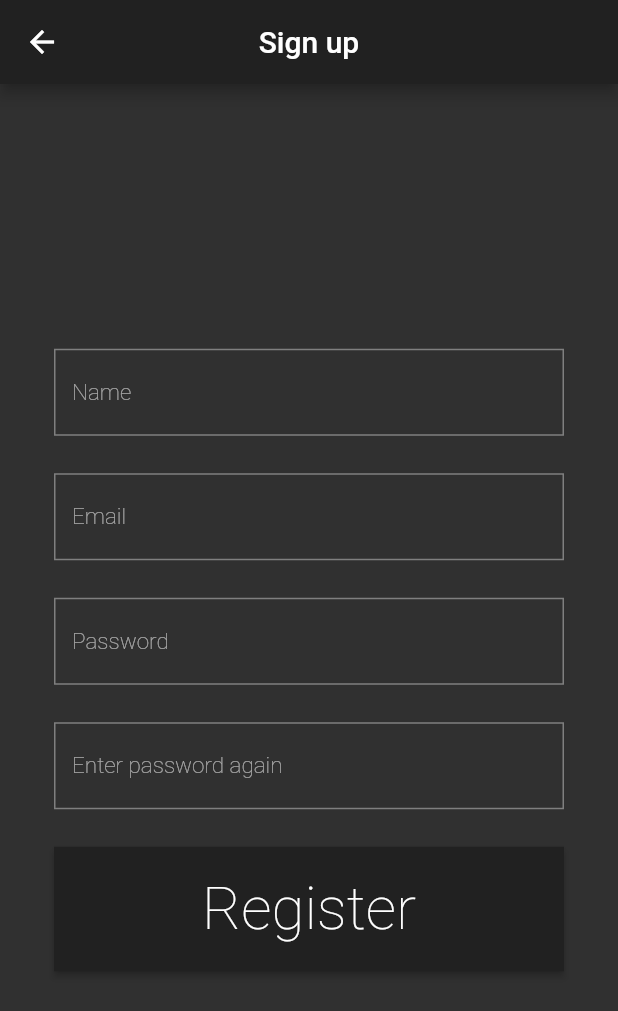
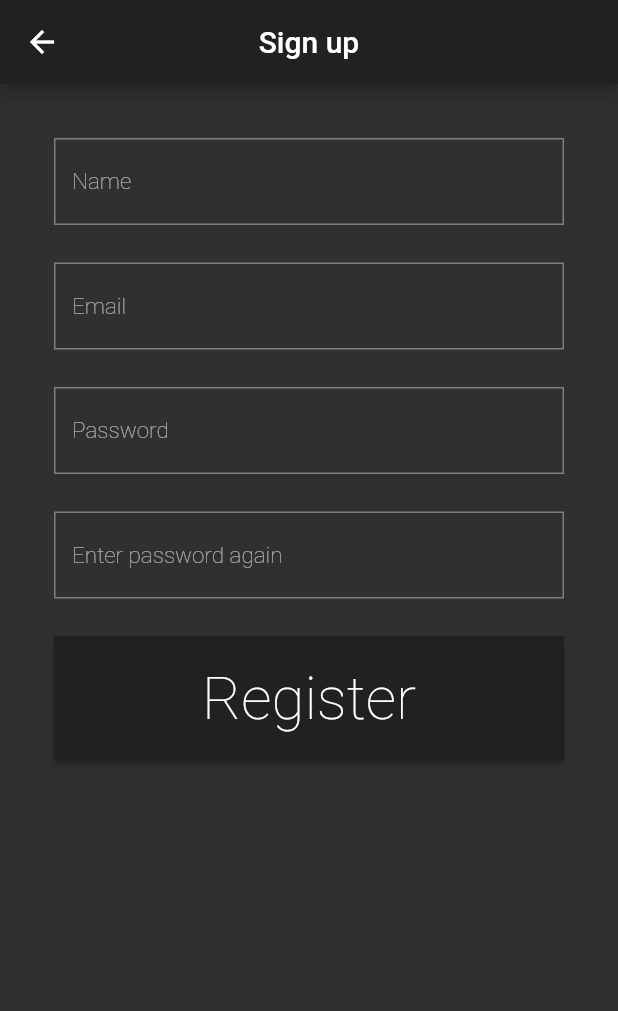
Before and after one commit to rabaraaaron/Gradebook, a Flutter app: the SignUpPage screen opened by its route, on a phone screen of 412 x 824 dp. Shown: the top 1011 px of the screen. Run offline on Flutter 3.47's test engine with Material 2 defaults, Android fonts, the phone set to English and light mode, and no system bars; our stand-ins replace cloud_firestore, firebase_auth, firebase_core, flutter_slidable, flutter_spinkit, google_fonts; accounts and stored records are empty; Roboto replaces fonts that are missing (TextStyle).

Commit message:
Merge branch 'master' of gitlab.com:mikedm31/grade-book into master
# Conflicts:
#	gradebook/lib/main.dart

```diff
--- a/gradebook/lib/pages/LoginPage.dart
+++ b/gradebook/lib/pages/LoginPage.dart
@@ -101,7 +101,8 @@ class _LoginPageState extends State<LoginPage> {
     );
 
     Widget _login(context) {
-      return loading ? Loading() : Center(
+      return loading ? Loading() : ListView(
+        children:[ Center(
                 child: Container(
                   child: Padding(
                     padding: const EdgeInsets.all(36.0),
@@ -127,7 +128,8 @@ class _LoginPageState extends State<LoginPage> {
                     ),
                   ),
                 ),
-            );
+              ),
+      ]);
     }
 
     return Scaffold(
--- a/gradebook/lib/pages/SignUpPage.dart
+++ b/gradebook/lib/pages/SignUpPage.dart
@@ -102,7 +102,8 @@ class _SignUpPageState extends State<SignUpPage> {
 
 
     Widget _register(context){
-      return loading ? Loading() : Center(
+      return loading ? Loading() : ListView(
+        children:[ Center(
           child: Container(
             child: Padding(
               padding: const EdgeInsets.all(36.0),
@@ -127,7 +128,8 @@ class _SignUpPageState extends State<SignUpPage> {
               ),
             ),
           ),
-      );
+        ),
+      ]);
     }
 
     return Scaffold(
--- a/gradebook/lib/pages/TermClassesPage.dart
+++ b/gradebook/lib/pages/TermClassesPage.dart
@@ -29,6 +29,9 @@ class _TermsPageState extends State<TermClassesPage> {
             ListTile(
               title: Text("Log Out", style: Theme.of(context).textTheme.headline5,),
               onTap: () async {
+                while (Navigator.canPop(context))
+                if(Navigator.canPop(context))
+                  Navigator.pop(context);
                 await AuthService().signOut();
               },
             ),
```
Lines whose indentation alone changed are shown as unchanged.
